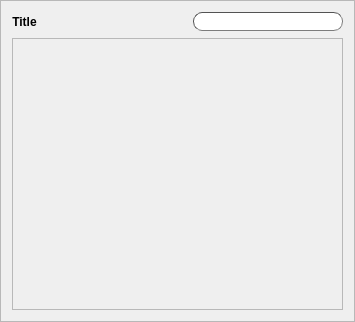
Before: the Qt Designer form ui/scroller.ui in iceanimations/customui, drawn with Qt 5.
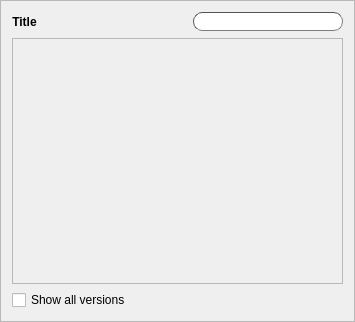
After: the same form once the commit is applied.

Patch:
```diff
--- a/ui/scroller.ui
+++ b/ui/scroller.ui
@@ -109,7 +109,7 @@
         <x>0</x>
         <y>0</y>
         <width>333</width>
-        <height>272</height>
+        <height>249</height>
        </rect>
       </property>
       <property name="sizePolicy">
@@ -152,6 +152,16 @@
      </widget>
     </widget>
    </item>
+   <item>
+    <widget class="QCheckBox" name="versionsButton">
+     <property name="toolTip">
+      <string>Toggle between all versions and latest version</string>
+     </property>
+     <property name="text">
+      <string>Show all versions</string>
+     </property>
+    </widget>
+   </item>
   </layout>
  </widget>
  <resources/>
```
